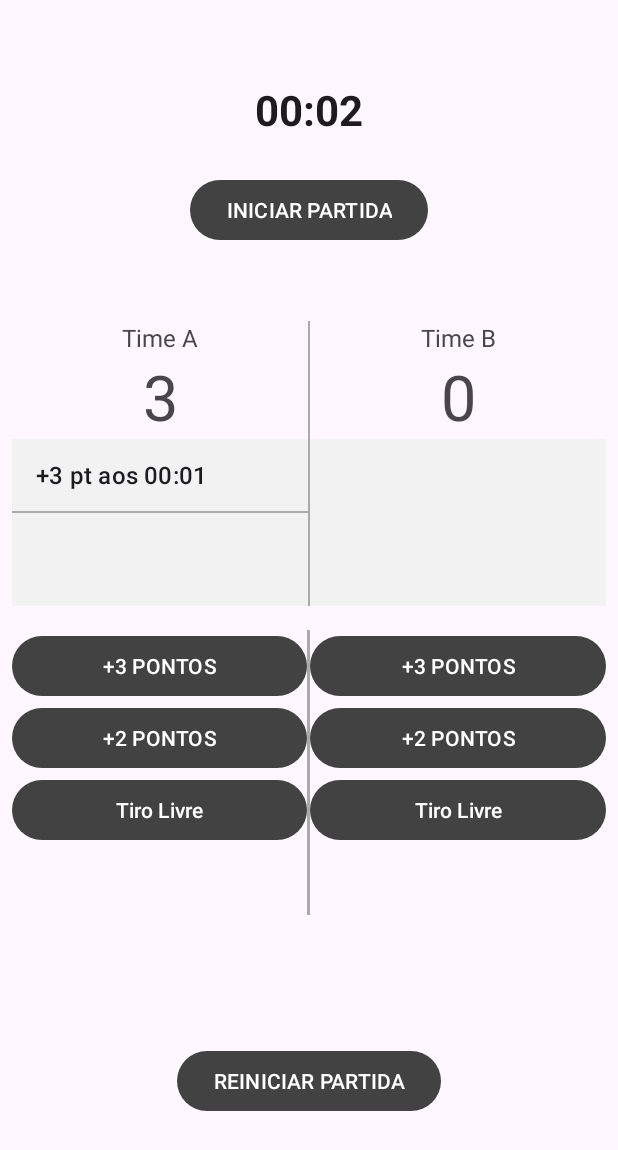
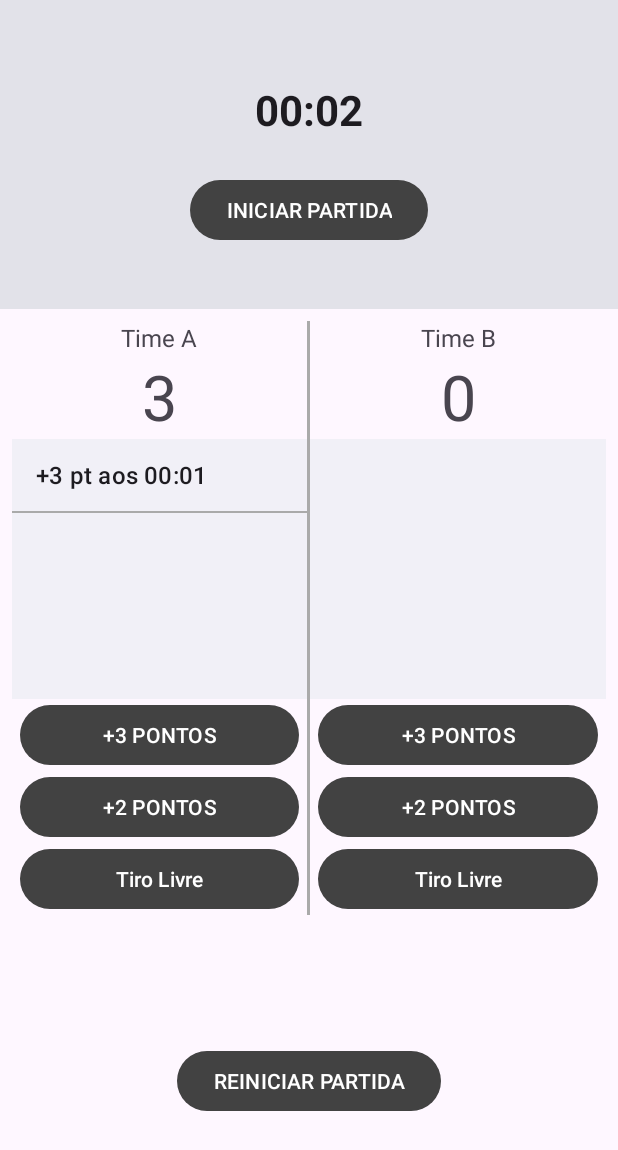
Before and after one commit to neylanepl/marcador-de-jogos, an Android app built with Jetpack Compose: the screen it shows after launch (MainActivity), after a tap on "+3 PONTOS", on a phone screen of 412 x 824 dp. Shown: the top 1150 px of the screen. Run offline under Robolectric (Android 15) with nearby library versions, the phone set to English and light mode, and no system bars; 1 other tap on this screen came first.

Commit message:
implementação de funcionalidades do conometro e lista pontuação

```diff
--- a/app/src/main/res/layout/layout_main.xml
+++ b/app/src/main/res/layout/layout_main.xml
@@ -1,5 +1,4 @@
 <?xml version="1.0" encoding="utf-8"?>
-
 <LinearLayout xmlns:android="http://schemas.android.com/apk/res/android"
     xmlns:tools="http://schemas.android.com/tools"
     android:layout_width="match_parent"
@@ -14,7 +13,8 @@
         android:layout_weight="1"
         android:orientation="vertical"
         android:gravity="center"
-        android:padding="8dp">
+        android:padding="8dp"
+        android:background="@color/material_dynamic_neutral90">
 
         <Chronometer
             android:id="@+id/cronometro"
@@ -33,11 +33,11 @@
             android:text="INICIAR PARTIDA" />
     </LinearLayout>
 
-    <!-- PARTE 2: PLACAR + LISTA DE GOLS -->
+    <!-- PARTE 2 + 3: PLACAR, LISTA DE GOLS E BOTÕES DE PONTUAÇÃO -->
     <LinearLayout
         android:layout_width="match_parent"
         android:layout_height="0dp"
-        android:layout_weight="1"
+        android:layout_weight="2"
         android:orientation="horizontal"
         android:padding="8dp">
 
@@ -48,7 +48,7 @@
             android:layout_weight="1"
             android:orientation="vertical">
 
-            <com.google.android.material.textview.MaterialTextView
+            <TextView
                 android:id="@+id/timeA"
                 android:layout_width="match_parent"
                 android:layout_height="wrap_content"
@@ -57,7 +57,7 @@
                 android:textSize="16sp"
                 android:fontFamily="sans-serif" />
 
-            <com.google.android.material.textview.MaterialTextView
+            <TextView
                 android:id="@+id/placarTimeA"
                 android:layout_width="match_parent"
                 android:layout_height="wrap_content"
@@ -73,11 +73,34 @@
                 android:layout_weight="1"
                 android:divider="@android:color/darker_gray"
                 android:dividerHeight="1dp"
-                android:background="#f2f2f2" />
+                android:background="@color/material_dynamic_neutral95" />
+
+            <!-- Botões -->
+            <com.google.android.material.button.MaterialButton
+                android:id="@+id/tresPontosA"
+                android:layout_width="match_parent"
+                android:layout_height="wrap_content"
+                android:text="+3 PONTOS"
+                android:layout_marginHorizontal="5dp"/>
+
+            <com.google.android.material.button.MaterialButton
+                android:id="@+id/doisPontosA"
+                android:layout_width="match_parent"
+                android:layout_height="wrap_content"
+                android:text="+2 PONTOS"
+                android:layout_marginHorizontal="5dp" />
+
+            <com.google.android.material.button.MaterialButton
+                android:id="@+id/tiroLivreA"
+                android:layout_width="match_parent"
+                android:layout_height="wrap_content"
+                android:text="Tiro Livre"
+                android:layout_marginHorizontal="5dp" />
         </LinearLayout>
 
+        <!-- Linha divisória -->
         <View
-            android:layout_width="1dp"
+            android:layout_width="2dp"
             android:layout_height="match_parent"
             android:background="@android:color/darker_gray" />
 
@@ -113,74 +136,29 @@
                 android:layout_weight="1"
                 android:divider="@android:color/darker_gray"
                 android:dividerHeight="1dp"
-                android:background="#f2f2f2" />
-        </LinearLayout>
-    </LinearLayout>
+                android:background="@color/material_dynamic_neutral95"/>
 
-    <!-- PARTE 3: BOTÕES DE PONTUAÇÃO -->
-    <LinearLayout
-        android:layout_width="match_parent"
-        android:layout_height="0dp"
-        android:layout_weight="1"
-        android:orientation="horizontal"
-        android:padding="8dp">
-
-        <!-- Botões Time A -->
-        <LinearLayout
-            android:layout_width="0dp"
-            android:layout_height="match_parent"
-            android:layout_weight="1"
-            android:orientation="vertical">
-
-            <com.google.android.material.button.MaterialButton
-                android:id="@+id/tresPontosA"
-                android:layout_width="match_parent"
-                android:layout_height="wrap_content"
-                android:text="+3 PONTOS" />
-
-            <com.google.android.material.button.MaterialButton
-                android:id="@+id/doisPontosA"
-                android:layout_width="match_parent"
-                android:layout_height="wrap_content"
-                android:text="+2 PONTOS" />
-
-            <com.google.android.material.button.MaterialButton
-                android:id="@+id/tiroLivreA"
-                android:layout_width="match_parent"
-                android:layout_height="wrap_content"
-                android:text="Tiro Livre" />
-        </LinearLayout>
-
-        <View
-            android:layout_width="2dp"
-            android:layout_height="match_parent"
-            android:background="@android:color/darker_gray" />
-
-        <!-- Botões Time B -->
-        <LinearLayout
-            android:layout_width="0dp"
-            android:layout_height="match_parent"
-            android:layout_weight="1"
-            android:orientation="vertical">
-
+            <!-- Botões -->
             <com.google.android.material.button.MaterialButton
                 android:id="@+id/tresPontosB"
                 android:layout_width="match_parent"
                 android:layout_height="wrap_content"
                 android:text="+3 PONTOS"
-                />
+                android:layout_marginHorizontal="5dp" />
 
             <com.google.android.material.button.MaterialButton
                 android:id="@+id/doisPontosB"
                 android:layout_width="match_parent"
                 android:layout_height="wrap_content"
-                android:text="+2 PONTOS" />
+                android:text="+2 PONTOS"
+                android:layout_marginHorizontal="5dp" />
 
             <com.google.android.material.button.MaterialButton
                 android:id="@+id/tiroLivreB"
                 android:layout_width="match_parent"
                 android:layout_height="wrap_content"
-                android:text="Tiro Livre" />
+                android:text="Tiro Livre"
+                android:layout_marginHorizontal="5dp" />
         </LinearLayout>
     </LinearLayout>
 
```
